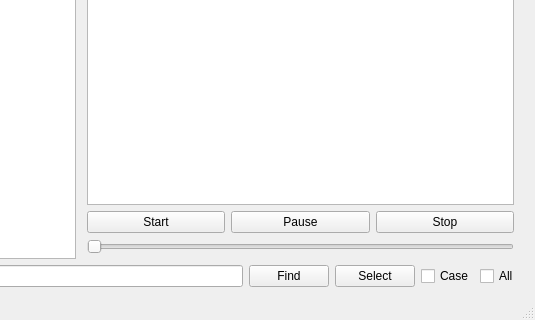
First picture: the form in mainwindow.ui, repository Rolloke/GUI-Apps, before the edit; both pictures show x 377 to 912 and y 203 to 523 of the 912 by 523 pixel window.
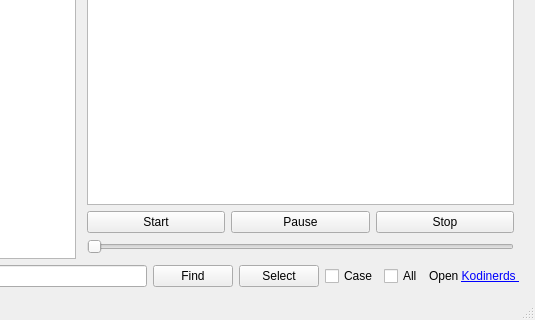
Second picture: the form after the edit. Icons and pictures are not drawn.

Commit message: added kodinerds link to raspimedialist

Diff of the .ui file:
```diff
--- a/mainwindow.ui
+++ b/mainwindow.ui
@@ -281,6 +281,16 @@
           </property>
          </widget>
         </item>
+        <item>
+         <widget class="QLabel" name="labelLinkToKodinerd">
+          <property name="toolTip">
+           <string>Open github page &lt;b&gt;Kodinerds&lt;/b&gt; to find raw url to download raw m3u-file for radio or tv station lists</string>
+          </property>
+          <property name="text">
+           <string>&lt;p&gt; Open &lt;a href=&quot;https://github.com/jnk22/kodinerds-iptv/tree/master/iptv/kodi&quot;&gt;Kodinerds &lt;/a&gt;&lt;/p&gt;</string>
+          </property>
+         </widget>
+        </item>
        </layout>
       </item>
      </layout>
```
Left out of the diff: 9 changed lines with no effect on the pictures. The commit also changes 4 other files.
